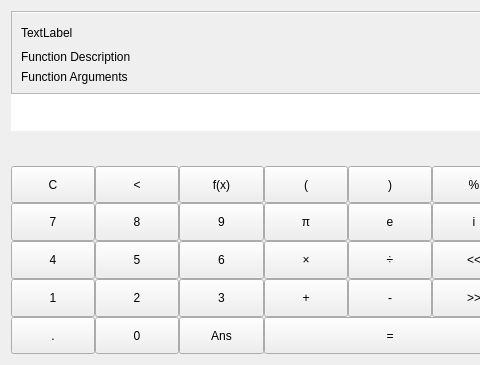
First picture: the form in parts/calculator/calculatorwidget.ui, repository theCheeseboard/thecalculator, before the edit; both pictures show x 0 to 480 and y 0 to 365 of the 820 by 365 pixel window.
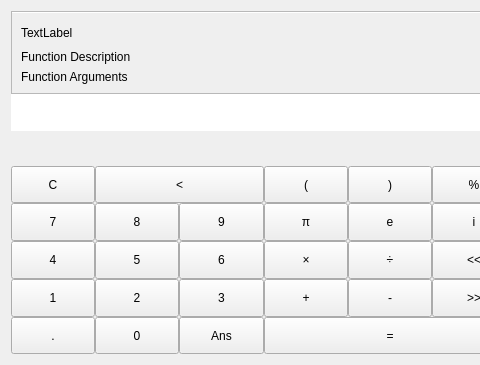
Second picture: the form after the edit. Icons and pictures are not drawn. Custom widgets are drawn as their Qt base class.

Diff of the .ui file:
```diff
--- a/parts/calculator/calculatorwidget.ui
+++ b/parts/calculator/calculatorwidget.ui
@@ -870,28 +870,6 @@
         </widget>
        </widget>
       </item>
-      <item row="0" column="1">
-       <widget class="QPushButton" name="BackspaceButton">
-        <property name="sizePolicy">
-         <sizepolicy hsizetype="Preferred" vsizetype="Preferred">
-          <horstretch>1</horstretch>
-          <verstretch>0</verstretch>
-         </sizepolicy>
-        </property>
-        <property name="minimumSize">
-         <size>
-          <width>80</width>
-          <height>0</height>
-         </size>
-        </property>
-        <property name="toolTip">
-         <string>Backspace</string>
-        </property>
-        <property name="text">
-         <string notr="true">&lt;</string>
-        </property>
-       </widget>
-      </item>
       <item row="0" column="3">
        <widget class="CalcButton" name="LeftBracketButton">
         <property name="sizePolicy">
@@ -979,28 +957,6 @@
         </property>
        </widget>
       </item>
-      <item row="0" column="2">
-       <widget class="QPushButton" name="FunctionsButton">
-        <property name="sizePolicy">
-         <sizepolicy hsizetype="Preferred" vsizetype="Preferred">
-          <horstretch>1</horstretch>
-          <verstretch>0</verstretch>
-         </sizepolicy>
-        </property>
-        <property name="minimumSize">
-         <size>
-          <width>80</width>
-          <height>0</height>
-         </size>
-        </property>
-        <property name="toolTip">
-         <string>Functions</string>
-        </property>
-        <property name="text">
-         <string notr="true">f(x)</string>
-        </property>
-       </widget>
-      </item>
       <item row="4" column="0">
        <widget class="CalcButton" name="PointButton">
         <property name="sizePolicy">
@@ -1140,6 +1096,28 @@
         </property>
        </widget>
       </item>
+      <item row="0" column="1" colspan="2">
+       <widget class="QPushButton" name="BackspaceButton">
+        <property name="sizePolicy">
+         <sizepolicy hsizetype="Preferred" vsizetype="Preferred">
+          <horstretch>1</horstretch>
+          <verstretch>0</verstretch>
+         </sizepolicy>
+        </property>
+        <property name="minimumSize">
+         <size>
+          <width>80</width>
+          <height>0</height>
+         </size>
+        </property>
+        <property name="toolTip">
+         <string>Backspace</string>
+        </property>
+        <property name="text">
+         <string notr="true">&lt;</string>
+        </property>
+       </widget>
+      </item>
      </layout>
     </widget>
    </item>
```
